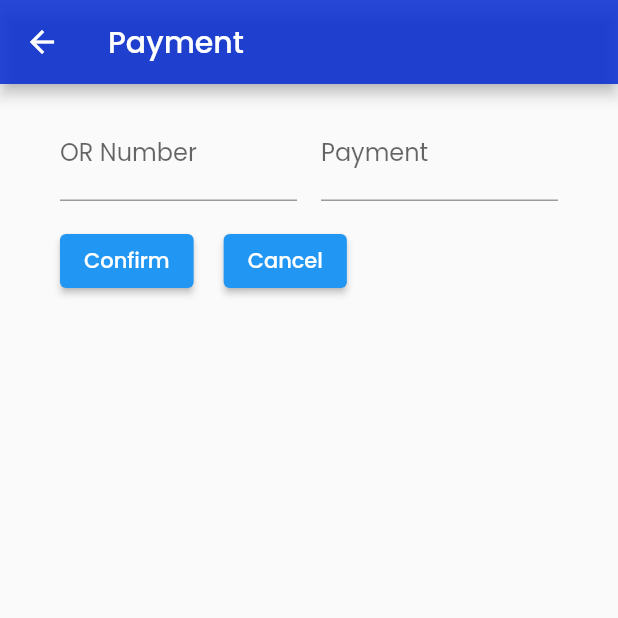
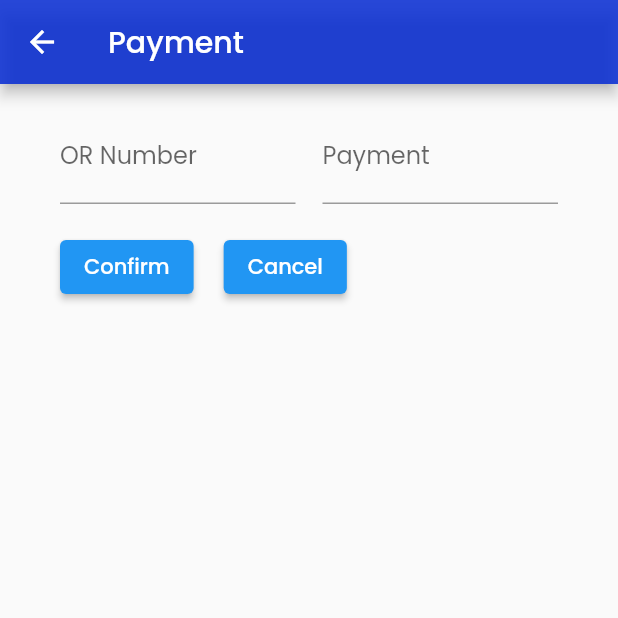
Before and after one commit to prince0010/Flutter-System---Updated, a Flutter app: the PaymentForm screen opened directly with empty values, on a phone screen of 412 x 824 dp, the top half of it. Run offline on Flutter 3.47's test engine with Material 2 defaults, Android fonts, the phone set to English and light mode, and no system bars; our stand-ins replace flutter_speed_dial, font_awesome_flutter, google_fonts, image_cropper, mask_text_input_formatter, pdf and 4 more; missing offline and left inert: advanced_datatable, bitsdojo_window, camera_platform_interface, crop_image, desktop_window, fluent_ui and 3 more; accounts and stored records are empty.

Commit message:
Update payment_form.dart

```diff
--- a/lib/cashier/payment_form.dart
+++ b/lib/cashier/payment_form.dart
@@ -69,7 +69,7 @@ class _PaymentFormState extends State<PaymentForm> {
               child: Column(
                 crossAxisAlignment: CrossAxisAlignment.start,
                 children: <Widget>[
-                  const SizedBox(height: 16),
+                  const SizedBox(height: 18),
                   Row(
                     children: [
                       Expanded(
@@ -88,7 +88,7 @@ class _PaymentFormState extends State<PaymentForm> {
                           },
                         ),
                       ),
-                      const SizedBox(width: 16),
+                      const SizedBox(width: 18),
                       Expanded(
                         child: TextFormField(
                           controller: paymentCtrl,
@@ -107,7 +107,7 @@ class _PaymentFormState extends State<PaymentForm> {
                       ),
                     ],
                   ),
-                  const SizedBox(height: 16),
+                  const SizedBox(height: 18),
                   Row(
                     children: [
                       ElevatedButton(
@@ -127,7 +127,7 @@ class _PaymentFormState extends State<PaymentForm> {
                       ),
                     ],
                   ),
-                  const SizedBox(height: 16),
+                  const SizedBox(height: 18),
                 ],
               ),
             ),
```
